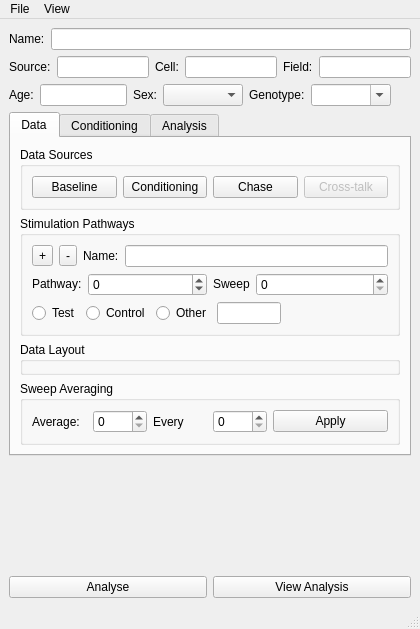
ctigaret/scipyen, file ephys/LTPWindow.ui: the form before one commit.
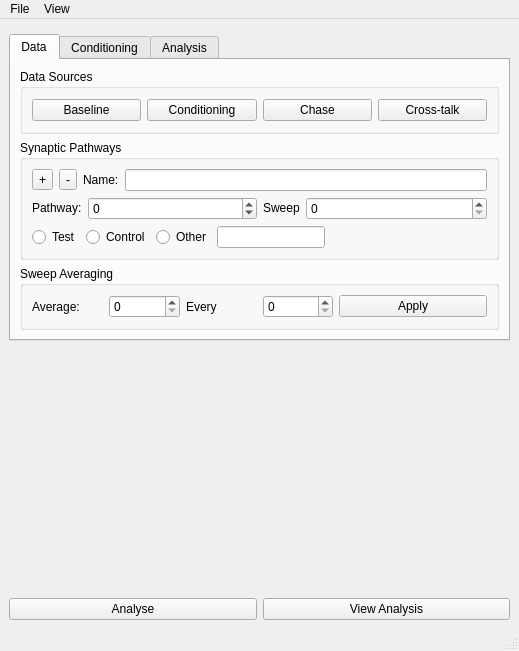
The form after the commit. Icons and pictures are not drawn. Custom widgets are drawn as their Qt base class.

```diff
--- a/ephys/LTPWindow.ui
+++ b/ephys/LTPWindow.ui
@@ -6,289 +6,19 @@
    <rect>
     <x>0</x>
     <y>0</y>
-    <width>420</width>
-    <height>629</height>
+    <width>519</width>
+    <height>651</height>
    </rect>
   </property>
   <property name="windowTitle">
    <string>Synaptic Plasticity</string>
   </property>
   <widget class="QWidget" name="centralwidget">
-   <layout class="QGridLayout" name="gridLayout_4">
-    <item row="0" column="0">
-     <layout class="QVBoxLayout" name="verticalLayout">
-      <item>
-       <layout class="QHBoxLayout" name="horizontalLayout_2">
-        <item>
-         <widget class="QLabel" name="dataNameLabel">
-          <property name="sizePolicy">
-           <sizepolicy hsizetype="Preferred" vsizetype="Fixed">
-            <horstretch>0</horstretch>
-            <verstretch>0</verstretch>
-           </sizepolicy>
-          </property>
-          <property name="text">
-           <string>Name:</string>
-          </property>
-         </widget>
-        </item>
-        <item>
-         <widget class="QLineEdit" name="dataNameLineEdit"/>
-        </item>
-       </layout>
-      </item>
-      <item>
-       <layout class="QHBoxLayout" name="horizontalLayout_24">
-        <item>
-         <layout class="QHBoxLayout" name="horizontalLayout_22">
-          <item>
-           <widget class="QLabel" name="sourceIDLabel">
-            <property name="sizePolicy">
-             <sizepolicy hsizetype="Preferred" vsizetype="Preferred">
-              <horstretch>0</horstretch>
-              <verstretch>0</verstretch>
-             </sizepolicy>
-            </property>
-            <property name="text">
-             <string>Source:</string>
-            </property>
-           </widget>
-          </item>
-          <item>
-           <widget class="QLineEdit" name="sourceIDLineEdit">
-            <property name="sizePolicy">
-             <sizepolicy hsizetype="Expanding" vsizetype="Fixed">
-              <horstretch>10</horstretch>
-              <verstretch>0</verstretch>
-             </sizepolicy>
-            </property>
-            <property name="clearButtonEnabled">
-             <bool>true</bool>
-            </property>
-           </widget>
-          </item>
-         </layout>
-        </item>
-        <item>
-         <layout class="QHBoxLayout" name="horizontalLayout_20">
-          <item>
-           <widget class="QLabel" name="label_56">
-            <property name="sizePolicy">
-             <sizepolicy hsizetype="Preferred" vsizetype="Fixed">
-              <horstretch>0</horstretch>
-              <verstretch>0</verstretch>
-             </sizepolicy>
-            </property>
-            <property name="text">
-             <string>Cell:</string>
-            </property>
-            <property name="buddy">
-             <cstring>cellLineEdit</cstring>
-            </property>
-           </widget>
-          </item>
-          <item>
-           <widget class="QLineEdit" name="cellLineEdit">
-            <property name="sizePolicy">
-             <sizepolicy hsizetype="Expanding" vsizetype="Fixed">
-              <horstretch>0</horstretch>
-              <verstretch>0</verstretch>
-             </sizepolicy>
-            </property>
-            <property name="toolTip">
-             <string>Cell name</string>
-            </property>
-            <property name="statusTip">
-             <string>Cell name</string>
-            </property>
-            <property name="whatsThis">
-             <string>Cell name</string>
-            </property>
-            <property name="clearButtonEnabled">
-             <bool>true</bool>
-            </property>
-           </widget>
-          </item>
-         </layout>
-        </item>
-        <item>
-         <layout class="QHBoxLayout" name="horizontalLayout_21">
-          <item>
-           <widget class="QLabel" name="label_57">
-            <property name="sizePolicy">
-             <sizepolicy hsizetype="Preferred" vsizetype="Fixed">
-              <horstretch>0</horstretch>
-              <verstretch>0</verstretch>
-             </sizepolicy>
-            </property>
-            <property name="text">
-             <string>Field:</string>
-            </property>
-            <property name="buddy">
-             <cstring>fieldLineEdit</cstring>
-            </property>
-           </widget>
-          </item>
-          <item>
-           <widget class="QLineEdit" name="fieldLineEdit">
-            <property name="sizePolicy">
-             <sizepolicy hsizetype="Expanding" vsizetype="Fixed">
-              <horstretch>0</horstretch>
-              <verstretch>0</verstretch>
-             </sizepolicy>
-            </property>
-            <property name="toolTip">
-             <string>Field name</string>
-            </property>
-            <property name="statusTip">
-             <string>Field name</string>
-            </property>
-            <property name="whatsThis">
-             <string>Field name</string>
-            </property>
-            <property name="clearButtonEnabled">
-             <bool>true</bool>
-            </property>
-           </widget>
-          </item>
-         </layout>
-        </item>
-       </layout>
-      </item>
-      <item>
-       <layout class="QHBoxLayout" name="horizontalLayout_25">
-        <item>
-         <layout class="QHBoxLayout" name="horizontalLayout_23">
-          <item>
-           <widget class="QLabel" name="label_62">
-            <property name="text">
-             <string>Age:</string>
-            </property>
-           </widget>
-          </item>
-          <item>
-           <widget class="QLineEdit" name="ageLineEdit">
-            <property name="sizePolicy">
-             <sizepolicy hsizetype="Minimum" vsizetype="Fixed">
-              <horstretch>0</horstretch>
-              <verstretch>0</verstretch>
-             </sizepolicy>
-            </property>
-            <property name="minimumSize">
-             <size>
-              <width>80</width>
-              <height>0</height>
-             </size>
-            </property>
-           </widget>
-          </item>
-         </layout>
-        </item>
-        <item>
-         <layout class="QHBoxLayout" name="horizontalLayout_18">
-          <item>
-           <widget class="QLabel" name="label_61">
-            <property name="sizePolicy">
-             <sizepolicy hsizetype="Minimum" vsizetype="Preferred">
-              <horstretch>0</horstretch>
-              <verstretch>0</verstretch>
-             </sizepolicy>
-            </property>
-            <property name="text">
-             <string>Sex:</string>
-            </property>
-           </widget>
-          </item>
-          <item>
-           <widget class="QComboBox" name="sexComboBox">
-            <property name="sizePolicy">
-             <sizepolicy hsizetype="Minimum" vsizetype="Fixed">
-              <horstretch>0</horstretch>
-              <verstretch>0</verstretch>
-             </sizepolicy>
-            </property>
-            <property name="minimumSize">
-             <size>
-              <width>80</width>
-              <height>0</height>
-             </size>
-            </property>
-            <property name="currentText">
-             <string/>
-            </property>
-            <property name="maxVisibleItems">
-             <number>3</number>
-            </property>
-            <property name="maxCount">
-             <number>3</number>
-            </property>
-            <property name="insertPolicy">
-             <enum>QComboBox::NoInsert</enum>
-            </property>
-            <property name="minimumContentsLength">
-             <number>3</number>
-            </property>
-           </widget>
-          </item>
-          <item>
-           <layout class="QHBoxLayout" name="horizontalLayout_19">
-            <item>
-             <widget class="QLabel" name="genotypeLabel">
-              <property name="sizePolicy">
-               <sizepolicy hsizetype="Minimum" vsizetype="Preferred">
-                <horstretch>0</horstretch>
-                <verstretch>0</verstretch>
-               </sizepolicy>
-              </property>
-              <property name="text">
-               <string>Genotype:</string>
-              </property>
-             </widget>
-            </item>
-            <item>
-             <widget class="QComboBox" name="genotypeComboBox">
-              <property name="sizePolicy">
-               <sizepolicy hsizetype="Minimum" vsizetype="Fixed">
-                <horstretch>0</horstretch>
-                <verstretch>0</verstretch>
-               </sizepolicy>
-              </property>
-              <property name="minimumSize">
-               <size>
-                <width>80</width>
-                <height>0</height>
-               </size>
-              </property>
-              <property name="editable">
-               <bool>true</bool>
-              </property>
-              <property name="maxVisibleItems">
-               <number>50</number>
-              </property>
-             </widget>
-            </item>
-            <item>
-             <spacer name="horizontalSpacer_2">
-              <property name="orientation">
-               <enum>Qt::Horizontal</enum>
-              </property>
-              <property name="sizeHint" stdset="0">
-               <size>
-                <width>40</width>
-                <height>20</height>
-               </size>
-              </property>
-             </spacer>
-            </item>
-           </layout>
-          </item>
-         </layout>
-        </item>
-       </layout>
-      </item>
-     </layout>
+   <layout class="QVBoxLayout" name="verticalLayout_2">
+    <item>
+     <widget class="MetaDataWidget" name="metaDataWidget" native="true"/>
     </item>
-    <item row="1" column="0">
+    <item>
      <widget class="QTabWidget" name="tabWidget">
       <property name="currentIndex">
        <number>0</number>
@@ -297,11 +27,51 @@
        <attribute name="title">
         <string>Data</string>
        </attribute>
-       <layout class="QGridLayout" name="gridLayout_3">
-        <item row="2" column="0">
+       <layout class="QVBoxLayout" name="verticalLayout">
+        <item>
+         <widget class="QGroupBox" name="groupBoxDataSources">
+          <property name="title">
+           <string>Data Sources</string>
+          </property>
+          <layout class="QHBoxLayout" name="horizontalLayout_9">
+           <item>
+            <widget class="QPushButton" name="pushButtonBaselineSources">
+             <property name="text">
+              <string>Baseline</string>
+             </property>
+            </widget>
+           </item>
+           <item>
+            <widget class="QPushButton" name="pushButtonConditioningSources">
+             <property name="text">
+              <string>Conditioning</string>
+             </property>
+            </widget>
+           </item>
+           <item>
+            <widget class="QPushButton" name="pushButtonChaseSources">
+             <property name="text">
+              <string>Chase</string>
+             </property>
+            </widget>
+           </item>
+           <item>
+            <widget class="QPushButton" name="pushButtonCrossTalkSources">
+             <property name="enabled">
+              <bool>true</bool>
+             </property>
+             <property name="text">
+              <string>Cross-talk</string>
+             </property>
+            </widget>
+           </item>
+          </layout>
+         </widget>
+        </item>
+        <item>
          <widget class="QGroupBox" name="stimulationPathwaysGroupBox">
           <property name="title">
-           <string>Stimulation Pathways</string>
+           <string>Synaptic Pathways</string>
           </property>
           <layout class="QGridLayout" name="gridLayout">
            <item row="0" column="0" colspan="2">
@@ -493,7 +263,7 @@
           </layout>
          </widget>
         </item>
-        <item row="4" column="0">
+        <item>
          <widget class="QGroupBox" name="sweepAverageGroupBox">
           <property name="enabled">
            <bool>true</bool>
@@ -553,53 +323,6 @@
           </layout>
          </widget>
         </item>
-        <item row="0" column="0">
-         <widget class="QGroupBox" name="groupBoxDataSources">
-          <property name="title">
-           <string>Data Sources</string>
-          </property>
-          <layout class="QHBoxLayout" name="horizontalLayout_9">
-           <item>
-            <widget class="QPushButton" name="pushButtonBaselineSources">
-             <property name="text">
-              <string>Baseline</string>
-             </property>
-            </widget>
-           </item>
-           <item>
-            <widget class="QPushButton" name="pushButtonConditioningSources">
-             <property name="text">
-              <string>Conditioning</string>
-             </property>
-            </widget>
-           </item>
-           <item>
-            <widget class="QPushButton" name="pushButtonChaseSources">
-             <property name="text">
-              <string>Chase</string>
-             </property>
-            </widget>
-           </item>
-           <item>
-            <widget class="QPushButton" name="pushButtonCrossTalkSources">
-             <property name="enabled">
-              <bool>false</bool>
-             </property>
-             <property name="text">
-              <string>Cross-talk</string>
-             </property>
-            </widget>
-           </item>
-          </layout>
-         </widget>
-        </item>
-        <item row="3" column="0">
-         <widget class="QGroupBox" name="dataLayoutGroupBox">
-          <property name="title">
-           <string>Data Layout</string>
-          </property>
-         </widget>
-        </item>
        </layout>
       </widget>
       <widget class="QWidget" name="tabConditioning">
@@ -614,7 +337,7 @@
       </widget>
      </widget>
     </item>
-    <item row="2" column="0">
+    <item>
      <spacer name="verticalSpacer">
       <property name="orientation">
        <enum>Qt::Vertical</enum>
@@ -627,7 +350,10 @@
       </property>
      </spacer>
     </item>
-    <item row="3" column="0">
+    <item>
+     <widget class="SpinBoxSlider" name="_frames_spinBoxSlider_" native="true"/>
+    </item>
+    <item>
      <layout class="QHBoxLayout" name="horizontalLayout_5">
       <item>
        <widget class="QPushButton" name="analysePushButton">
@@ -652,8 +378,8 @@
     <rect>
      <x>0</x>
      <y>0</y>
-     <width>420</width>
-     <height>28</height>
+     <width>519</width>
+     <height>30</height>
     </rect>
    </property>
    <widget class="QMenu" name="menuFile">
@@ -906,6 +632,20 @@
    </property>
   </action>
  </widget>
+ <customwidgets>
+  <customwidget>
+   <class>MetaDataWidget</class>
+   <extends>QWidget</extends>
+   <header location="global">gui.widgets.metadatawidget</header>
+   <container>1</container>
+  </customwidget>
+  <customwidget>
+   <class>SpinBoxSlider</class>
+   <extends>QWidget</extends>
+   <header location="global">gui.widgets.spinboxslider</header>
+   <container>1</container>
+  </customwidget>
+ </customwidgets>
  <resources>
   <include location="../gui/resources/resources.qrc"/>
  </resources>
```
